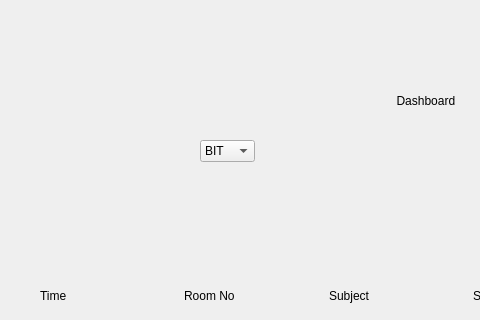
Old version of the form studentdash.ui in the repository prazzx/Kakshya; both pictures show x 0 to 480 and y 90 to 410 of the 1066 by 669 pixel window.
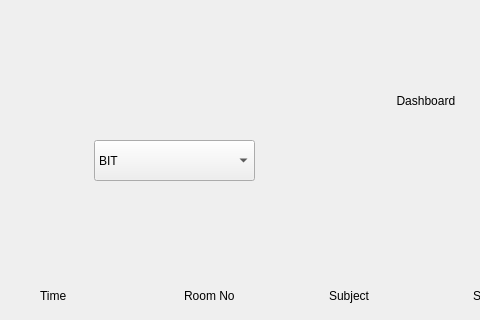
New version of the form.

What changed in the file:
```diff
--- a/studentdash.ui
+++ b/studentdash.ui
@@ -222,12 +222,15 @@
   <widget class="QComboBox" name="comboBoxSelect">
    <property name="geometry">
     <rect>
-     <x>200</x>
+     <x>94</x>
      <y>230</y>
-     <width>55</width>
-     <height>22</height>
+     <width>161</width>
+     <height>41</height>
     </rect>
    </property>
+   <property name="styleSheet">
+    <string notr="true">font: 12pt &quot;Arial&quot;;</string>
+   </property>
    <item>
     <property name="text">
      <string>BIT</string>
```
Left out of the diff: 156 changed lines with no effect on the pictures.
